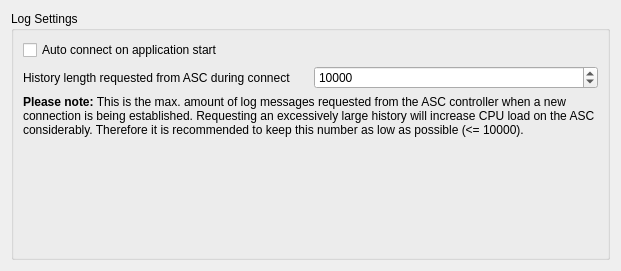
Before: the Qt Designer form log/logsettingspage.ui in bkbme/CALLogViewer, drawn with Qt 5.
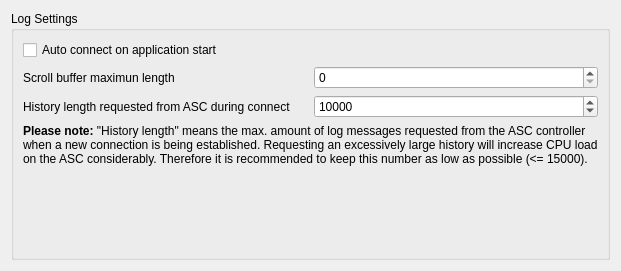
After: the same form once the commit is applied.

Commit message: introduce limit for number of log messages loaded per session (configurable by user)

```diff
--- a/log/logsettingspage.ui
+++ b/log/logsettingspage.ui
@@ -31,15 +31,35 @@
        </widget>
       </item>
       <item>
-       <layout class="QHBoxLayout" name="horizontalLayout">
-        <item>
+       <layout class="QGridLayout" name="gridLayout">
+        <item row="0" column="0">
+         <widget class="QLabel" name="label_2">
+          <property name="text">
+           <string>Scroll buffer maximun length</string>
+          </property>
+         </widget>
+        </item>
+        <item row="0" column="1">
+         <widget class="QSpinBox" name="sbMaxScrollBuffer">
+          <property name="toolTip">
+           <string>&lt;html&gt;&lt;head/&gt;&lt;body&gt;&lt;p&gt;0 = unlimited (this may eat up all your memory - you have been warned!)&lt;/p&gt;&lt;/body&gt;&lt;/html&gt;</string>
+          </property>
+          <property name="maximum">
+           <number>100000</number>
+          </property>
+          <property name="singleStep">
+           <number>100</number>
+          </property>
+         </widget>
+        </item>
+        <item row="1" column="0">
          <widget class="QLabel" name="label">
           <property name="text">
            <string>History length requested from ASC during connect</string>
           </property>
          </widget>
         </item>
-        <item>
+        <item row="1" column="1">
          <widget class="QSpinBox" name="sbASCHistoryLength">
           <property name="toolTip">
            <string>0 = unlimited (use with caution!)</string>
@@ -63,7 +83,7 @@
       <item>
        <widget class="QLabel" name="lASCHistoryDescription">
         <property name="text">
-         <string>&lt;html&gt;&lt;head/&gt;&lt;body&gt;&lt;p&gt;&lt;span style=&quot; font-weight:600;&quot;&gt;Please note:&lt;/span&gt; This is the max. amount of log messages requested from the ASC controller when a new connection is being established. Requesting an excessively large history will increase CPU load on the ASC considerably. Therefore it is recommended to keep this number as low as possible (&amp;lt;= 10000).&lt;/p&gt;&lt;/body&gt;&lt;/html&gt;</string>
+         <string>&lt;html&gt;&lt;head/&gt;&lt;body&gt;&lt;p&gt;&lt;span style=&quot; font-weight:600;&quot;&gt;Please note:&lt;/span&gt; &amp;quot;History length&amp;quot; means the max. amount of log messages requested from the ASC controller when a new connection is being established. Requesting an excessively large history will increase CPU load on the ASC considerably. Therefore it is recommended to keep this number as low as possible (&amp;lt;= 15000).&lt;/p&gt;&lt;/body&gt;&lt;/html&gt;</string>
         </property>
         <property name="wordWrap">
          <bool>true</bool>
```
The commit also changes 3 other files.
